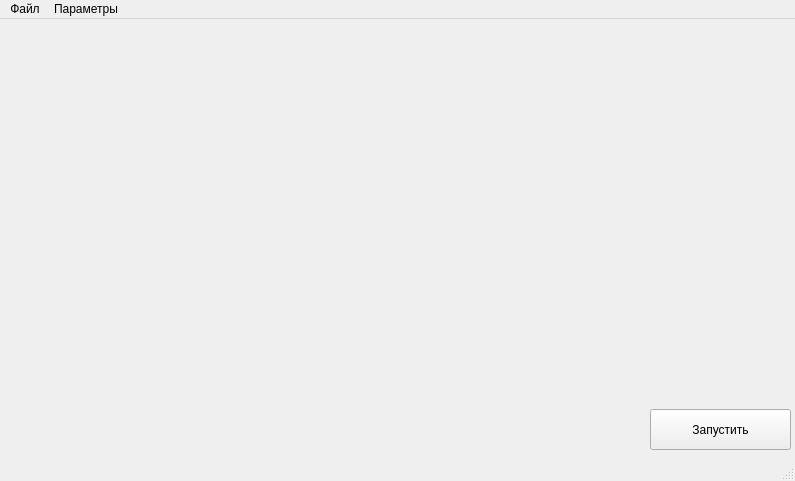
Qt form startwindow.ui (Schuka48/Graph_Search) before a commit.
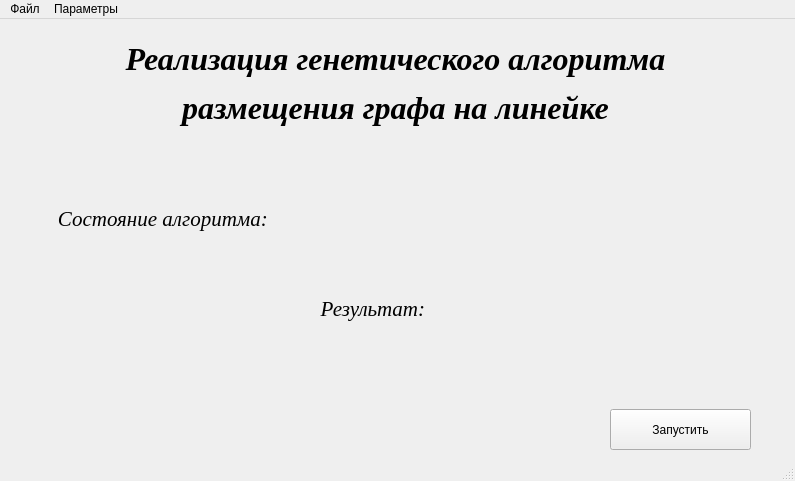
The same form after that commit.

Patch:
```diff
--- a/startwindow.ui
+++ b/startwindow.ui
@@ -17,7 +17,7 @@
    <widget class="QPushButton" name="pushButton">
     <property name="geometry">
      <rect>
-      <x>650</x>
+      <x>610</x>
       <y>390</y>
       <width>141</width>
       <height>41</height>
@@ -27,6 +27,106 @@
      <string>Запустить</string>
     </property>
    </widget>
+   <widget class="QLabel" name="label">
+    <property name="geometry">
+     <rect>
+      <x>100</x>
+      <y>20</y>
+      <width>591</width>
+      <height>91</height>
+     </rect>
+    </property>
+    <property name="font">
+     <font>
+      <family>Times New Roman</family>
+      <pointsize>24</pointsize>
+      <weight>75</weight>
+      <italic>true</italic>
+      <bold>true</bold>
+     </font>
+    </property>
+    <property name="text">
+     <string>&lt;html&gt;&lt;head/&gt;&lt;body&gt;&lt;p&gt;Реализация генетического алгоритма&lt;/p&gt;&lt;p&gt;размещения графа на линейке&lt;/p&gt;&lt;/body&gt;&lt;/html&gt;</string>
+    </property>
+    <property name="alignment">
+     <set>Qt::AlignCenter</set>
+    </property>
+   </widget>
+   <widget class="QLabel" name="label_2">
+    <property name="geometry">
+     <rect>
+      <x>30</x>
+      <y>170</y>
+      <width>271</width>
+      <height>61</height>
+     </rect>
+    </property>
+    <property name="font">
+     <font>
+      <family>Times New Roman</family>
+      <pointsize>16</pointsize>
+      <weight>50</weight>
+      <italic>true</italic>
+      <bold>false</bold>
+     </font>
+    </property>
+    <property name="text">
+     <string>&lt;html&gt;&lt;head/&gt;&lt;body&gt;&lt;p&gt;Состояние алгоритма: &lt;/p&gt;&lt;/body&gt;&lt;/html&gt;</string>
+    </property>
+    <property name="alignment">
+     <set>Qt::AlignCenter</set>
+    </property>
+   </widget>
+   <widget class="QLabel" name="label_3">
+    <property name="geometry">
+     <rect>
+      <x>330</x>
+      <y>170</y>
+      <width>461</width>
+      <height>61</height>
+     </rect>
+    </property>
+    <property name="font">
+     <font>
+      <family>Times New Roman</family>
+      <pointsize>16</pointsize>
+      <weight>50</weight>
+      <italic>true</italic>
+      <bold>false</bold>
+     </font>
+    </property>
+    <property name="text">
+     <string>&lt;html&gt;&lt;head/&gt;&lt;body&gt;&lt;p&gt;&lt;br/&gt;&lt;/p&gt;&lt;/body&gt;&lt;/html&gt;</string>
+    </property>
+    <property name="alignment">
+     <set>Qt::AlignCenter</set>
+    </property>
+   </widget>
+   <widget class="QLabel" name="label_4">
+    <property name="geometry">
+     <rect>
+      <x>240</x>
+      <y>260</y>
+      <width>271</width>
+      <height>61</height>
+     </rect>
+    </property>
+    <property name="font">
+     <font>
+      <family>Times New Roman</family>
+      <pointsize>16</pointsize>
+      <weight>50</weight>
+      <italic>true</italic>
+      <bold>false</bold>
+     </font>
+    </property>
+    <property name="text">
+     <string>&lt;html&gt;&lt;head/&gt;&lt;body&gt;&lt;p&gt;Результат: &lt;/p&gt;&lt;/body&gt;&lt;/html&gt;</string>
+    </property>
+    <property name="alignment">
+     <set>Qt::AlignCenter</set>
+    </property>
+   </widget>
   </widget>
   <widget class="QMenuBar" name="menubar">
    <property name="geometry">
```
Left out of the diff: 4 changed lines with no effect on the pictures.
